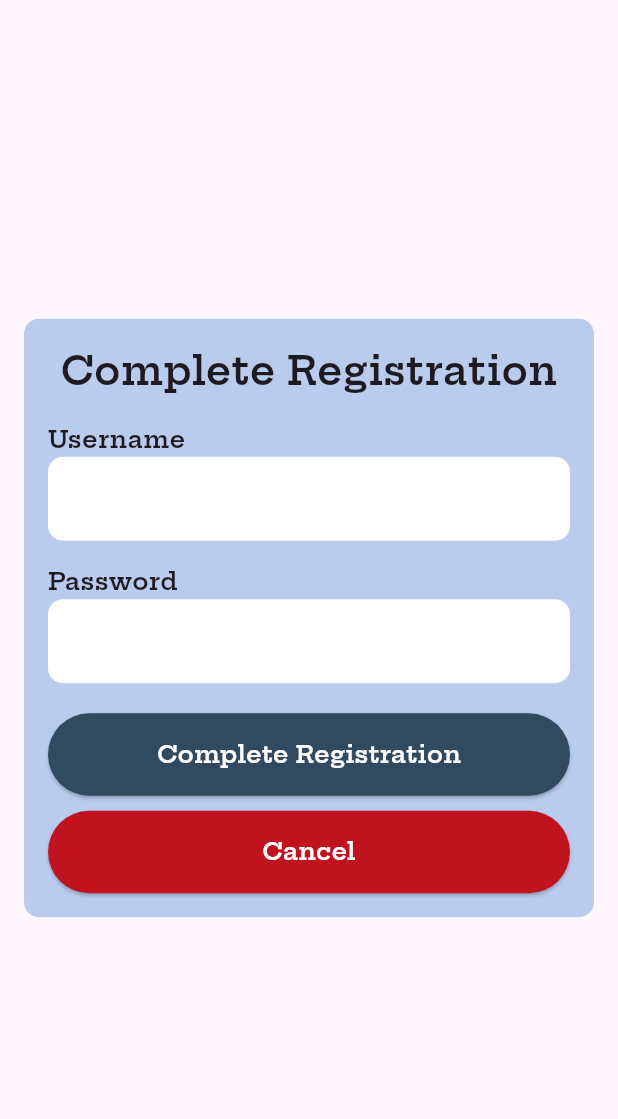
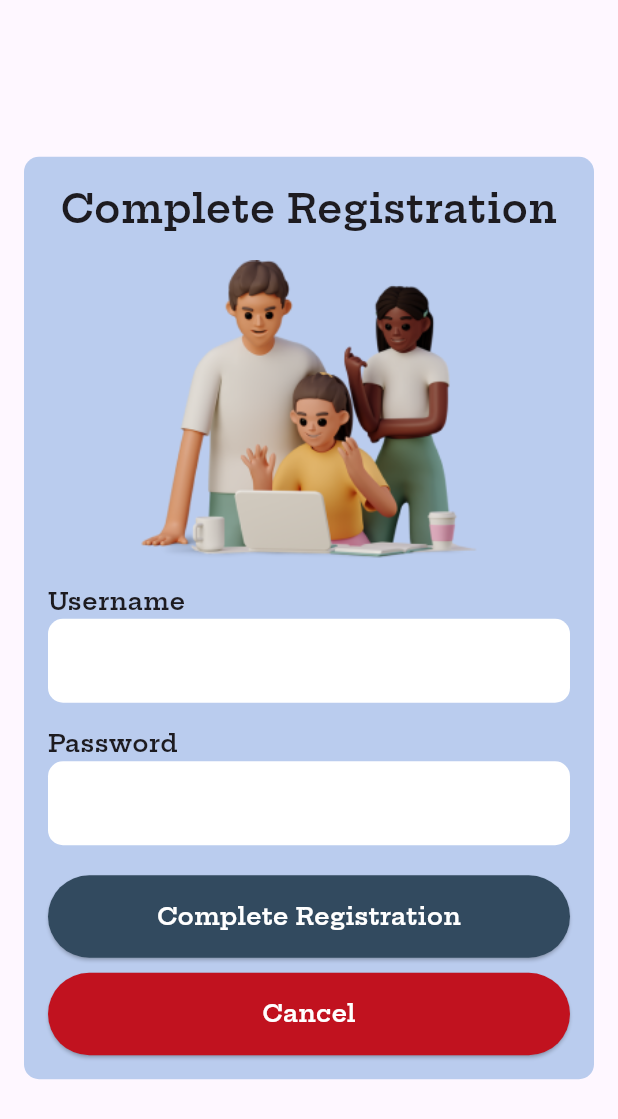
Before and after one commit to NoeOnDev/conexer, a Flutter app: the CompleteRegistrationScreen screen opened directly with empty values, on a phone screen of 412 x 824 dp. Shown: the top 1119 px of the screen. Run offline on Flutter 3.47's test engine with Material 3 defaults, Android fonts, the phone set to English and light mode, and no system bars; our stand-ins replace logger; project files that could hold a hidden picture were left out.

```diff
--- a/lib/screens/complete_registration_screen.dart
+++ b/lib/screens/complete_registration_screen.dart
@@ -78,6 +78,14 @@ class CompleteRegistrationScreenState
                       ),
                     ),
                     const SizedBox(height: 16),
+                    Center(
+                      child: Image.asset(
+                        'assets/img/register_user.png',
+                        width: 250,
+                        height: 200,
+                      ),
+                    ),
+                    const SizedBox(height: 16),
                     LabeledTextField(
                       label: 'Username',
                       controller: usernameController,
--- a/lib/screens/register_screen.dart
+++ b/lib/screens/register_screen.dart
@@ -85,7 +85,7 @@ class RegisterScreenState extends State<RegisterScreen> {
                     const SizedBox(height: 16),
                     Center(
                       child: Image.asset(
-                        'assets/register_user.png',
+                        'assets/img/register_contact.png',
                         width: 250,
                         height: 200,
                       ),
--- a/lib/services/contact_service.dart
+++ b/lib/services/contact_service.dart
@@ -8,7 +8,7 @@ class ContactService {
   ContactService({required this.baseUrl});
 
   Future<String> registerContact(Contact contact) async {
-    final url = Uri.parse('$baseUrl/api/v1/contacts');
+    final url = Uri.parse('$baseUrl/api/v1/users/contacts');
     final response = await http.post(
       url,
       headers: {'Content-Type': 'application/json'},
--- a/pubspec.yaml
+++ b/pubspec.yaml
@@ -60,7 +60,7 @@ flutter:
 
   # To add assets to your application, add an assets section, like this:
   assets:
-    - assets/
+    - assets/img/
   #   - images/a_dot_ham.jpeg
 
   # An image asset can refer to one or more resolution-specific "variants", see
```
Also changed, not shown: assets/img/register_contact.png (renamed from assets/register_user.png), assets/img/register_user.png (added).
